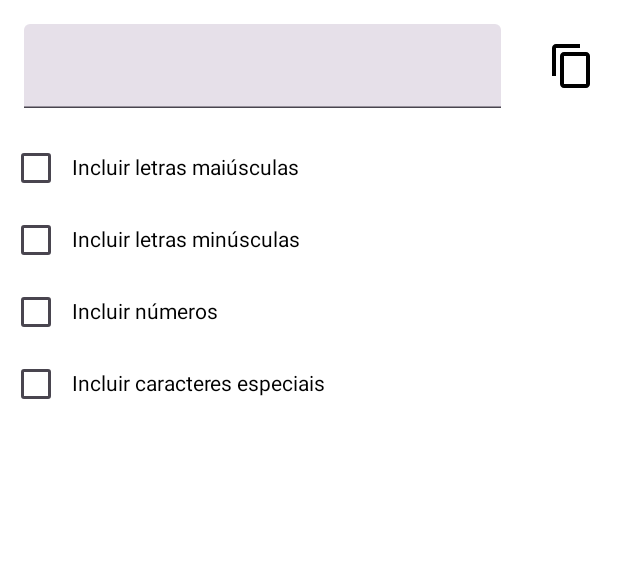
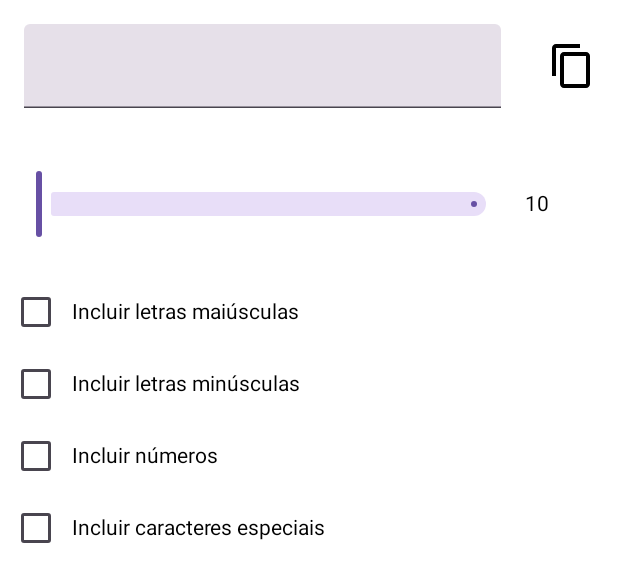
Before and after one commit to antonio-macave/random-password-generator, an Android app built with Jetpack Compose: the @Preview function Previews, on a phone screen of 412 x 824 dp. Shown: the top 582 px of the screen. Run offline under Robolectric (Android 15) with nearby library versions, the phone set to English and light mode, and no system bars.

Commit message:
Added: Password Length Range Slider

```diff
--- a/app/src/main/java/mz/co/macave/passwordgenerator/GeneratorScreen.kt
+++ b/app/src/main/java/mz/co/macave/passwordgenerator/GeneratorScreen.kt
@@ -1,19 +1,20 @@
 package mz.co.macave.passwordgenerator
 
+import androidx.compose.foundation.clickable
 import androidx.compose.foundation.layout.Column
 import androidx.compose.foundation.layout.Row
-import androidx.compose.foundation.layout.Spacer
 import androidx.compose.foundation.layout.fillMaxWidth
 import androidx.compose.foundation.layout.padding
 import androidx.compose.foundation.layout.size
-import androidx.compose.foundation.layout.width
 import androidx.compose.material3.Checkbox
 import androidx.compose.material3.Icon
 import androidx.compose.material3.IconButton
+import androidx.compose.material3.Slider
 import androidx.compose.material3.Text
 import androidx.compose.material3.TextField
 import androidx.compose.runtime.Composable
 import androidx.compose.runtime.getValue
+import androidx.compose.runtime.mutableFloatStateOf
 import androidx.compose.runtime.mutableStateOf
 import androidx.compose.runtime.remember
 import androidx.compose.runtime.setValue
@@ -60,9 +61,33 @@ fun TextInput() {
                     id = android.R.string.copy)
                 )
         }
+    }
+}
 
+
+@Composable
+fun PasswordLengthRange() {
+    var currentValue by remember { mutableFloatStateOf(10f) }
+    Row(
+        verticalAlignment = Alignment.CenterVertically
+    ) {
+        Slider(
+            modifier = Modifier
+                .padding(24.dp)
+                .fillMaxWidth()
+                .weight(0.85f),
+            value = currentValue,
+            onValueChange = { value ->
+                currentValue = value
+            },
+            valueRange = 10f..100f,
+        )
+
+        Text(
+            modifier = Modifier.weight(0.15f),
+            text = currentValue.toInt().toString()
+        )
     }
-
 }
 
 
@@ -75,19 +100,19 @@ fun OptionsToInclude() {
     var includeSpecialCharacters by remember { mutableStateOf(false) }
 
 
-    CheckBoxOption(text = "Incluir letras maiúsculas", checked = includeCapitalLetters) {
+    CheckBoxOption(text = stringResource(id = R.string.include_capital_letters), checked = includeCapitalLetters) {
         includeCapitalLetters = !includeCapitalLetters
     }
 
-    CheckBoxOption(text = "Incluir letras minúsculas", checked = includeNonCapitalLetters) {
+    CheckBoxOption(text = stringResource(id = R.string.include_noncapital_letters), checked = includeNonCapitalLetters) {
         includeNonCapitalLetters = !includeNonCapitalLetters
     }
 
-    CheckBoxOption(text = "Incluir números", checked = includeNumbers) {
+    CheckBoxOption(text = stringResource(id = R.string.include_numbers), checked = includeNumbers) {
         includeNumbers = !includeNumbers
     }
 
-    CheckBoxOption(text = "Incluir caracteres especiais", checked = includeSpecialCharacters) {
+    CheckBoxOption(text = stringResource(id = R.string.include_special_chars), checked = includeSpecialCharacters) {
         includeSpecialCharacters = !includeSpecialCharacters
     }
 }
@@ -95,6 +120,9 @@ fun OptionsToInclude() {
 @Composable
 fun CheckBoxOption(text: String, checked: Boolean, onCheckedChanged: () -> Unit) {
     Row(
+        modifier = Modifier
+            .fillMaxWidth()
+            .clickable { onCheckedChanged() },
         verticalAlignment = Alignment.CenterVertically
     ) {
         Checkbox(checked = checked, onCheckedChange = { onCheckedChanged() } )
@@ -107,6 +135,7 @@ fun CheckBoxOption(text: String, checked: Boolean, onCheckedChanged: () -> Unit)
 fun Previews() {
     Column {
         TextInput()
+        PasswordLengthRange()
         OptionsToInclude()
     }
 }
```
